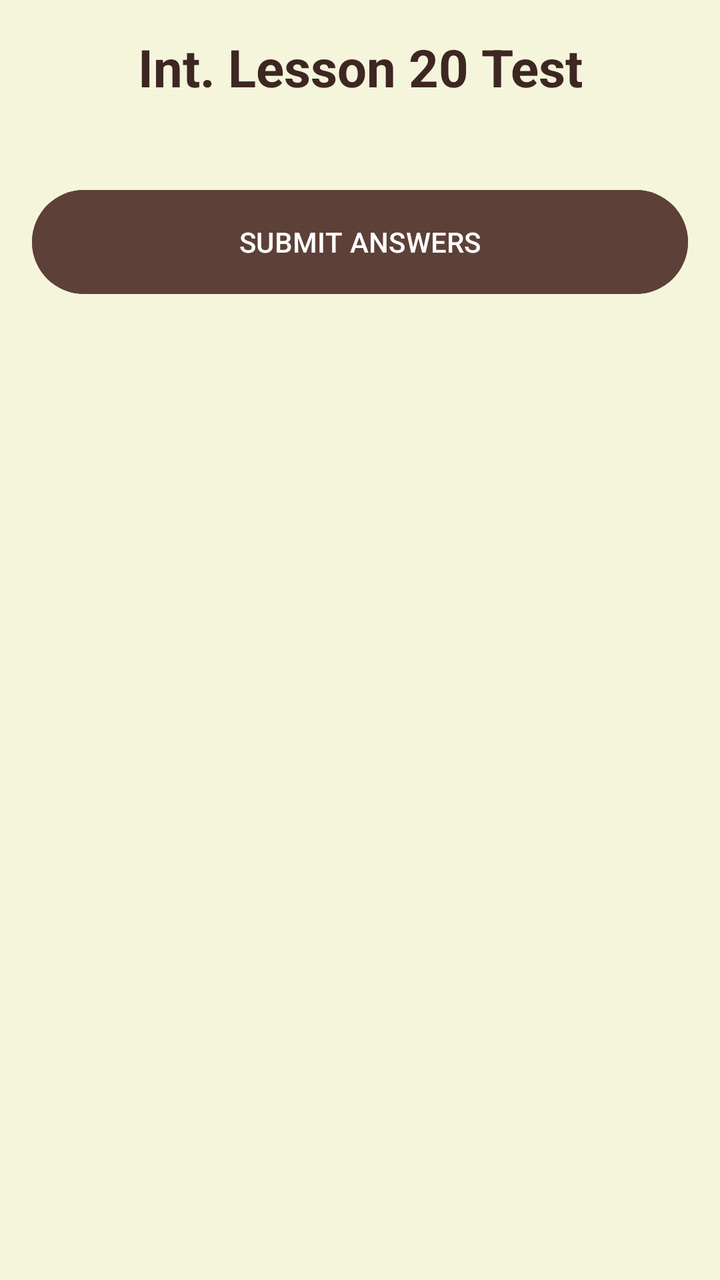
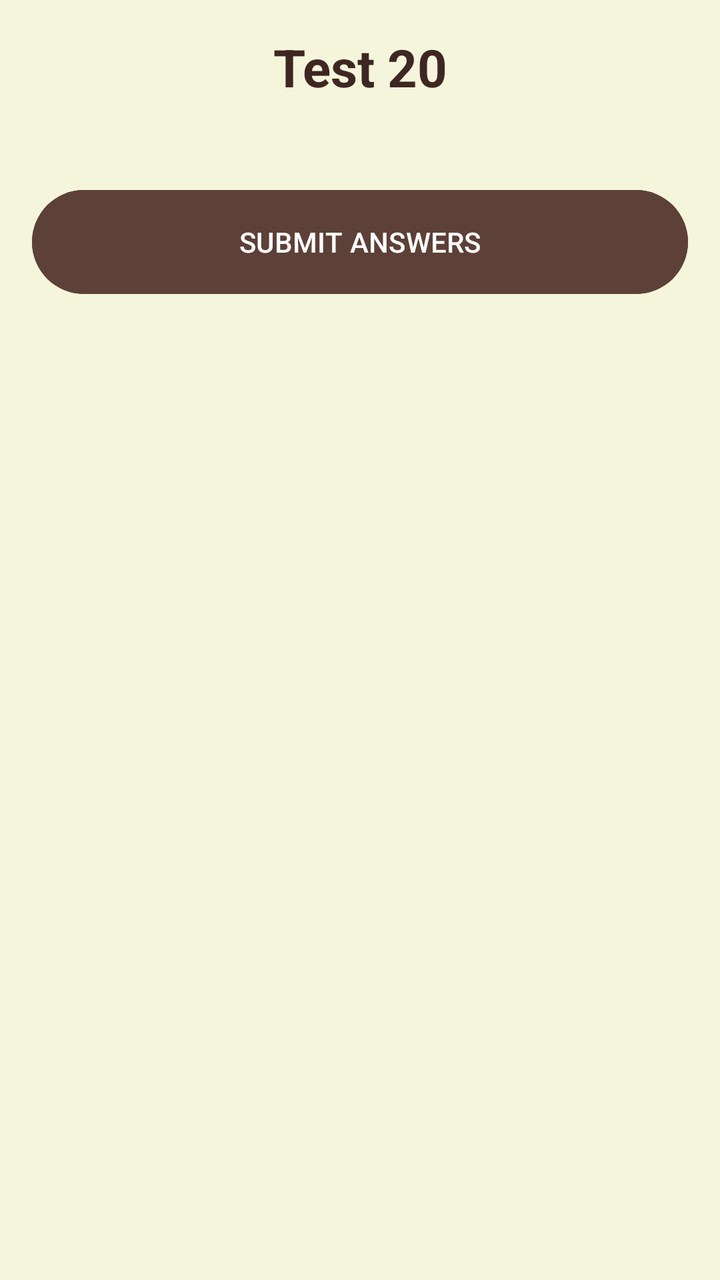

Before-and-after screenshots of an Android layout around one commit, followed by the original layout XML and the change that was made.
<!-- AndroidManifest.xml: application theme Theme.OlympMathMentor -->
<!-- res/layout/activity_int_test20.xml -->
<?xml version="1.0" encoding="utf-8"?>
<ScrollView xmlns:android="http://schemas.android.com/apk/res/android"
    android:layout_width="match_parent"
    android:layout_height="match_parent"
    android:background="#F5F5DC"
    android:padding="16dp">

    <LinearLayout
        android:layout_width="match_parent"
        android:layout_height="wrap_content"
        android:orientation="vertical">

        <TextView
            android:layout_width="match_parent"
            android:layout_height="wrap_content"
            android:text="Int. Lesson 20 Test"
            android:textSize="26sp"
            android:textStyle="bold"
            android:textColor="#3E2723"
            android:gravity="center"
            android:layout_marginBottom="20dp"/>

        <LinearLayout
            android:id="@+id/questionsContainer"
            android:layout_width="match_parent"
            android:layout_height="wrap_content"
            android:orientation="vertical" />

        <Button
            android:id="@+id/btnFinish"
            android:layout_width="match_parent"
            android:layout_height="60dp"
            android:text="SUBMIT ANSWERS"
            android:backgroundTint="#5D4037"
            android:textColor="#FFFFFF"
            android:layout_marginTop="20dp"/>

        <LinearLayout
            android:id="@+id/resultLayout"
            android:layout_width="match_parent"
            android:layout_height="wrap_content"
            android:orientation="vertical"
            android:visibility="gone"
            android:gravity="center"
            android:layout_marginTop="20dp">

            <TextView
                android:id="@+id/tvScore"
                android:layout_width="wrap_content"
                android:layout_height="wrap_content"
                android:textSize="24sp"
                android:textColor="#3E2723"
                android:textStyle="bold"/>

            <TextView
                android:id="@+id/tvFinalMessage"
                android:layout_width="match_parent"
                android:layout_height="wrap_content"
                android:gravity="center"
                android:padding="10dp"
                android:text="Congratulations! You have completed the Intermediate Level!"
                android:textColor="#2E7D32"
                android:textSize="18sp"/>

            <Button
                android:id="@+id/btnFinalExam"
                android:layout_width="match_parent"
                android:layout_height="60dp"
                android:text="GO TO FINAL EXAM"
                android:backgroundTint="#D32F2F"
                android:textColor="#FFFFFF"/>
        </LinearLayout>
    </LinearLayout>
</ScrollView>
<!-- resources referenced by this layout -->
<resources>
  <style name="Theme.OlympMathMentor" parent="Base.Theme.OlympMathMentor" />
  <style name="Base.Theme.OlympMathMentor" parent="Theme.Material3.DayNight.NoActionBar">
          
          
      </style>
</resources>

<!-- the commit's change to res/layout/activity_int_test20.xml (unified diff, before → after) -->
@@ -13,7 +13,7 @@
         <TextView
             android:layout_width="match_parent"
             android:layout_height="wrap_content"
-            android:text="Int. Lesson 20 Test"
+            android:text="Test 20"
             android:textSize="26sp"
             android:textStyle="bold"
             android:textColor="#3E2723"
